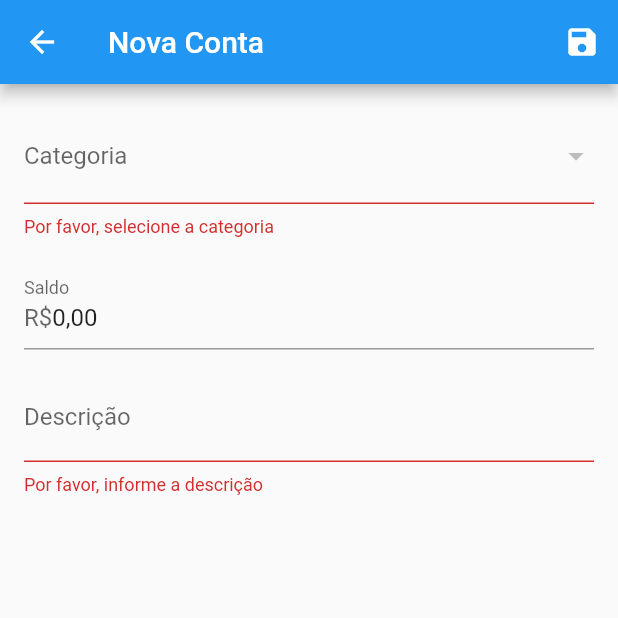
After one commit to abeeatriz/da_minha_conta, a Flutter app: the NovoOrcamento screen opened directly, after a tap on the "save" icon, on a phone screen of 412 x 824 dp, the top half of it. The commit adds this screen. Run offline on Flutter 3.47's test engine with Material 2 defaults, Android fonts, the light colour scheme and no system bars; our stand-ins replace extended_masked_text, image_picker, sqflite; accounts and stored records are empty.

Commit message:
Add screen new orcamento

```diff
--- a/lib/model/orcamento.dart
+++ b/lib/model/orcamento.dart
@@ -1,16 +1,16 @@
 import 'package:da_minha_conta/model/categoria.dart';
 
 class Orcamento {
-  final int id;
+  final int? id;
   final String descricao;
   final double valor;
-  final Categoria? categoria;
+  final Categoria categoria;
 
   Orcamento({
-    required this.id,
+    this.id,
     required this.descricao,
     required this.valor,
-    this.categoria,
+    required this.categoria,
   });
 
   Map<String, dynamic> toMap() {
@@ -18,7 +18,7 @@ class Orcamento {
       'id': id,
       'descricao': descricao,
       'valor': valor,
-      'categoria': categoria?.id,
+      'categoria': categoria.id,
     };
   }
 
--- /dev/null
+++ b/lib/screens/orcamento/novo_orcamento.dart
@@ -0,0 +1,141 @@
+import 'package:da_minha_conta/dao/categoria_dao.dart';
+import 'package:da_minha_conta/dao/database_helper.dart';
+import 'package:da_minha_conta/dao/orcamento_dao.dart';
+import 'package:da_minha_conta/model/categoria.dart';
+import 'package:da_minha_conta/model/orcamento.dart';
+import 'package:da_minha_conta/utils.dart';
+import 'package:extended_masked_text/extended_masked_text.dart';
+import 'package:flutter/material.dart';
+
+class NovoOrcamento extends StatefulWidget {
+  const NovoOrcamento({Key? key}) : super(key: key);
+
+  @override
+  NovoOrcamentoState createState() => NovoOrcamentoState();
+}
+
+class NovoOrcamentoState extends State<NovoOrcamento> {
+  final _formKey = GlobalKey<FormState>();
+  final _databaseHelper = DatabaseHelper();
+  final TextEditingController _saldoController = MoneyMaskedTextController(
+    decimalSeparator: ',',
+  );
+  final TextEditingController _descricaoController = TextEditingController();
+  List<Categoria> _categorias = [];
+  Categoria? _categoria;
+
+  Future<void> carregarCategorias() async {
+    List<Categoria> catgorias = await CategoriaDAO(_databaseHelper).getCategorias();
+
+    setState(() {
+      _categorias = catgorias;
+    });
+  }
+
+  @override
+  Widget build(BuildContext context) {
+    return Scaffold(
+      appBar: AppBar(
+        title: const Text('Nova Conta'),
+        actions: [
+          IconButton(
+            icon: const Icon(Icons.save),
+            onPressed: () async {
+              if (_formKey.currentState?.validate() == true) {
+                double saldo = double.parse(formatarSeparador(_saldoController.text));
+                String descricao = _descricaoController.text;
+                Categoria categoria = _categoria!;
+
+                Orcamento orcamento = Orcamento(descricao: descricao, valor: saldo, categoria: categoria);
+
+                int idInserido = await OrcamentoDAO(_databaseHelper, CategoriaDAO(_databaseHelper)).inserirOrcamento(orcamento);
+
+                if (idInserido != 0) {
+                  WidgetsBinding.instance.addPostFrameCallback((_) {
+                    ScaffoldMessenger.of(context).showSnackBar(
+                      SnackBar(
+                        content: Text(
+                          'Orçamento inserido com sucesso! ID: $idInserido',
+                        ),
+                      ),
+                    );
+                  });
+                } else {
+                  WidgetsBinding.instance.addPostFrameCallback((_) {
+                    ScaffoldMessenger.of(context).showSnackBar(
+                      const SnackBar(
+                        content: Text(
+                          'Falha ao inserir o registro.',
+                        ),
+                      ),
+                    );
+                  });
+                }
+              }
+            },
+          ),
+        ],
+      ),
+      body: SingleChildScrollView(
+        padding: const EdgeInsets.all(16.0),
+        child: Form(
+          key: _formKey,
+          child: Column(
+            crossAxisAlignment: CrossAxisAlignment.stretch,
+            children: [
+              DropdownButtonFormField<Categoria>(
+                decoration: const InputDecoration(labelText: 'Categoria'),
+                value: _categoria,
+                onChanged: (value) {
+                  setState(() {
+                    _categoria = value;
+                  });
+                },
+                items: _categorias.map((categoria) {
+                  return DropdownMenuItem(
+                    value: categoria,
+                    child: Text(categoria.descricao),
+                  );
+                }).toList(),
+                validator: (value) {
+                  if (value == null) {
+                    return 'Por favor, selecione a categoria';
+                  }
+                  return null;
+                },
+              ),
+              const SizedBox(height: 16.0),
+              TextFormField(
+                controller: _saldoController,
+                decoration: const InputDecoration(
+                  labelText: 'Saldo',
+                  prefixText: 'R\$',
+                ),
+                keyboardType: TextInputType.number,
+                validator: (value) {
+                  if (value?.isEmpty == true) {
+                    return 'Por favor, informe o saldo';
+                  }
+                  return null;
+                },
+              ),
+              const SizedBox(height: 16.0),
+              TextFormField(
+                controller: _descricaoController,
+                decoration: const InputDecoration(
+                  labelText: 'Descrição',
+                ),
+                validator: (value) {
+                  if (value?.isEmpty == true) {
+                    return 'Por favor, informe a descrição';
+                  }
+                  return null;
+                },
+              ),
+            ],
+          ),
+        ),
+      ),
+    );
+  }
+}
```
Also changed, not shown: lib/main.dart (+19 -0 lines).
